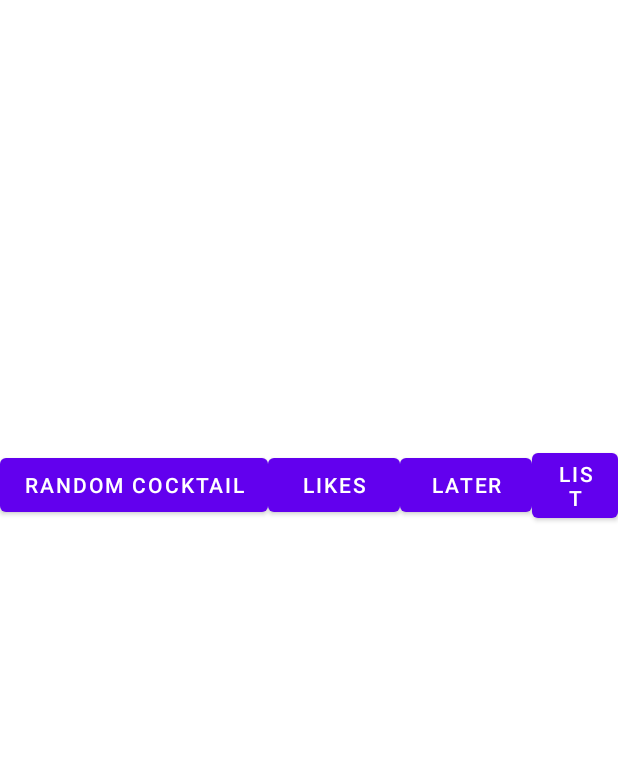
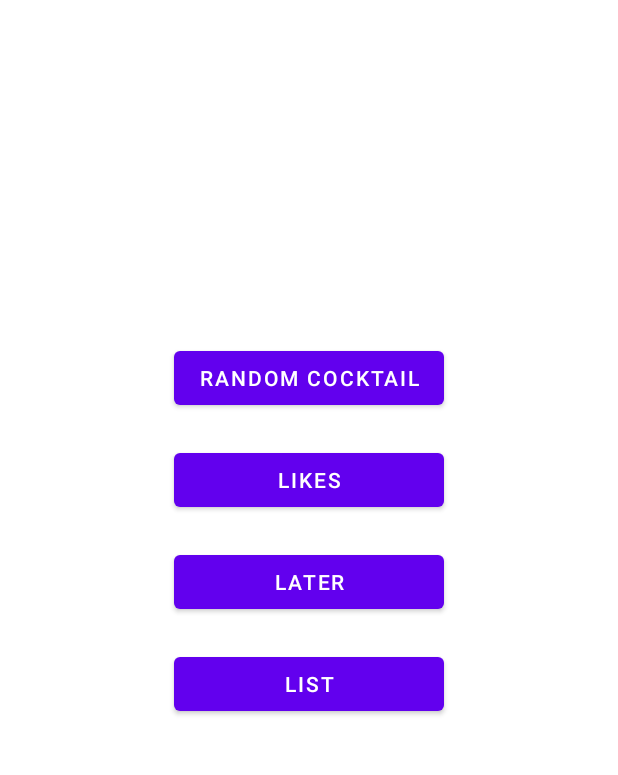
Before and after one commit to Yvelin-officiel/GSwaf, an Android app: the screen it shows after launch (MainActivity), on a phone screen of 412 x 824 dp, the part 174-949 px from its top. Run offline under Robolectric (Android 15) with nearby library versions, the phone set to English and light mode, and no system bars; 1 statement that could not run was skipped.

Commit message:
accueil commit

```diff
--- a/app/src/main/res/layout/activity_accueil.xml
+++ b/app/src/main/res/layout/activity_accueil.xml
@@ -5,10 +5,12 @@
     android:layout_height="match_parent"
     tools:context=".MainActivity">
 
-    <RelativeLayout
+
+    <LinearLayout
         android:layout_width="match_parent"
         android:layout_height="match_parent"
-        >
+        android:gravity="center_horizontal"
+        android:orientation="vertical">
 
         <TextView
             android:id="@+id/textView"
@@ -24,40 +26,43 @@
             />
 
 
-    </RelativeLayout>
-
     <LinearLayout
         android:layout_width="match_parent"
-        android:layout_height="wrap_content"
-        android:gravity="center"
-        android:layout_centerInParent="true"
-        >
+        android:layout_height="match_parent"
+        android:orientation="vertical"
+        android:gravity="center">
 
         <Button
-            android:layout_width="wrap_content"
+            android:layout_width="180dp"
             android:layout_height="wrap_content"
             android:id="@+id/RandomCocktail"
             android:text="Random Cocktail"
+            android:layout_margin="10dp"
+            android:backround="@drawable/rounded_corners"
             android:onClick="clic"/>
         <Button
-            android:layout_width="wrap_content"
+            android:layout_width="180dp"
             android:layout_height="wrap_content"
             android:id="@+id/Likes"
             android:text="Likes"
+            android:layout_margin="10dp"
             android:onClick="clic"/>
         <Button
-            android:layout_width="wrap_content"
+            android:layout_width="180dp"
             android:layout_height="wrap_content"
             android:id="@+id/Later"
             android:text="Later"
+            android:layout_margin="10dp"
             android:onClick="clic"/>
         <Button
-            android:layout_width="wrap_content"
+            android:layout_width="180dp"
             android:layout_height="wrap_content"
             android:id="@+id/List"
             android:text="List"
+            android:layout_margin="10dp"
             android:onClick="clic"/>
 
+    </LinearLayout>
 
 
     </LinearLayout>
```
